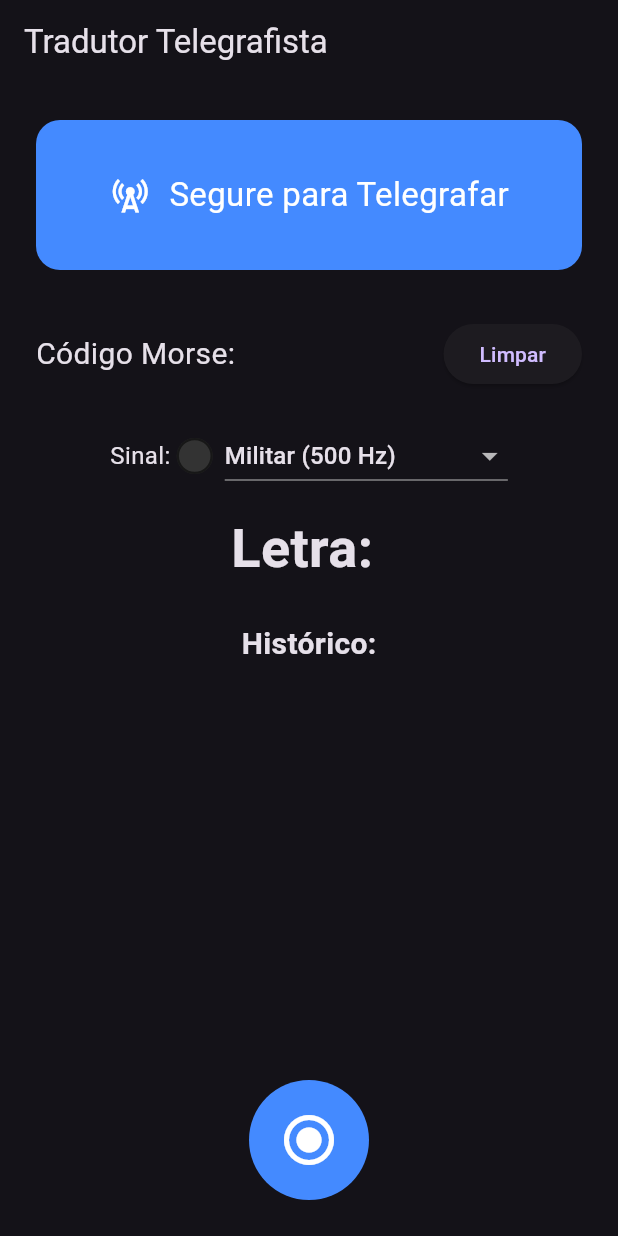
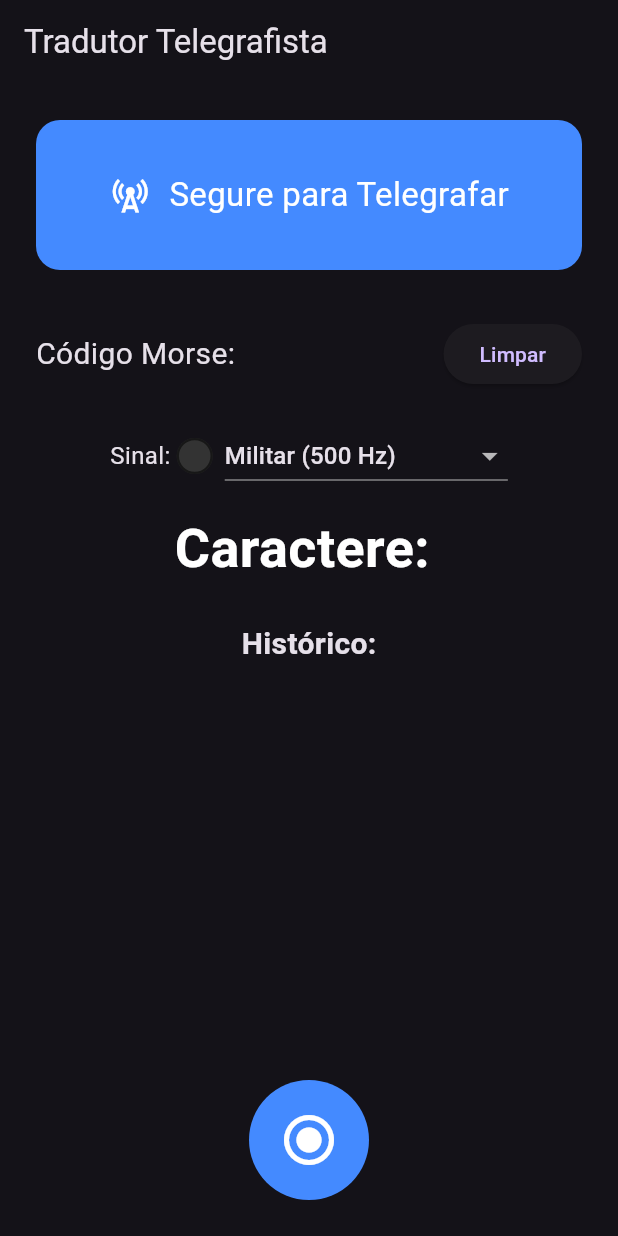
Before and after one commit to camurri/morse_telegrafo_flutter, a Flutter app: the screen it shows after launch, on a phone screen of 412 x 824 dp. Run offline on Flutter 3.47's test engine with Material 3 defaults, Android fonts, the phone set to English and light mode, and no system bars; our stand-ins replace audioplayers.

Commit message:
Colorized

```diff
--- a/lib/main.dart
+++ b/lib/main.dart
@@ -40,7 +40,8 @@
   }
 }
 
-void main() => runApp(const MorseWithButtonApp());
+void main() => runApp(
+    const MorseWithButtonApp());
 
 class MorseWithButtonApp extends StatelessWidget {
   const MorseWithButtonApp({super.key});
@@ -48,6 +49,7 @@
   @override
   Widget build(BuildContext context) {
     return MaterialApp(
+      debugShowCheckedModeBanner: false,
       title: 'Morse + Telégrafo',
       theme: ThemeData.dark(),
       home: const MorseTranslatorPage(),
@@ -134,8 +136,16 @@
         _morseSequence += duration.inMilliseconds < 300 ? '.' : '-';
       } else {
         ScaffoldMessenger.of(context).showSnackBar(
-          const SnackBar(content: Text('Limite de sinais alcançado. Aguarde a tradução.')),
+          const SnackBar(
+            backgroundColor: Colors.black,
+            content: Text(
+              'Limite de sinais alcançado. Aguarde a tradução.',
+              style: TextStyle(color: Colors.red),
+            ),
+          ),
         );
+
+
       }
     });
 
@@ -256,10 +266,30 @@
 
             const SizedBox(height: 12),
 
-            Text(
-              'Letra: $_translatedLetter',
-              style: const TextStyle(fontSize: 36, fontWeight: FontWeight.bold),
+            Text.rich(
+              TextSpan(
+                children: [
+                  const TextSpan(
+                    text: 'Caractere: ',
+                    style: TextStyle(
+                      fontSize: 36,
+                      fontWeight: FontWeight.bold,
+                      color: Colors.white,
+                    ),
+                  ),
+                  TextSpan(
+                    text: _translatedLetter,
+                    style: TextStyle(
+                      fontSize: 36,
+                      fontWeight: FontWeight.bold,
+                      color: _translatedLetter == '?' ? Colors.red : Colors.green,
+                    ),
+                  ),
+                ],
+              ),
             ),
+
+
 
             const SizedBox(height: 24),
 
```
